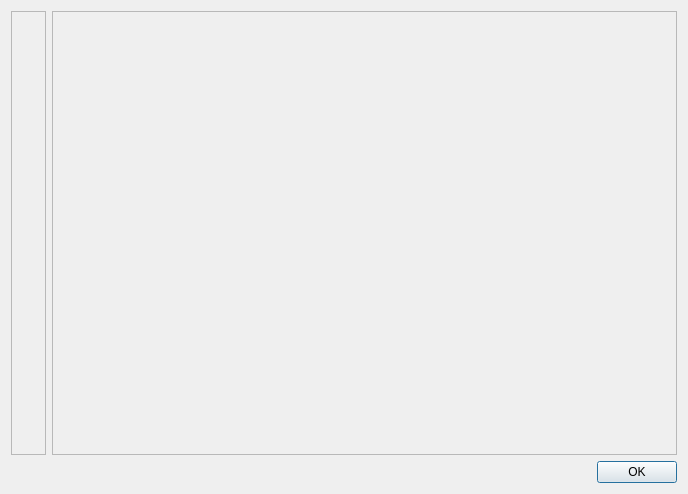
This is src/shared/license_dialog.ui in igormironchik/gif-tools as Qt 5 draws it before an edit. The edited form follows.
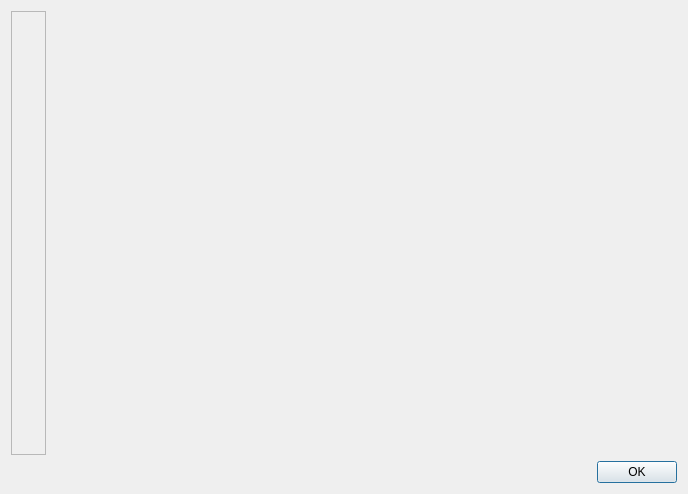
This is the edited form.

The edit to the form file:
```diff
--- a/src/shared/license_dialog.ui
+++ b/src/shared/license_dialog.ui
@@ -56,9 +56,9 @@
       </widget>
      </item>
      <item>
-      <widget class="QScrollArea" name="m_scrollArea">
-       <property name="widgetResizable">
-        <bool>true</bool>
+      <widget class="QStackedWidget" name="m_stack">
+       <property name="currentIndex">
+        <number>-1</number>
        </property>
        <widget class="QWidget" name="scrollAreaWidgetContents">
         <property name="geometry">
```
Left out of the diff: 20 changed lines with no effect on the pictures.
